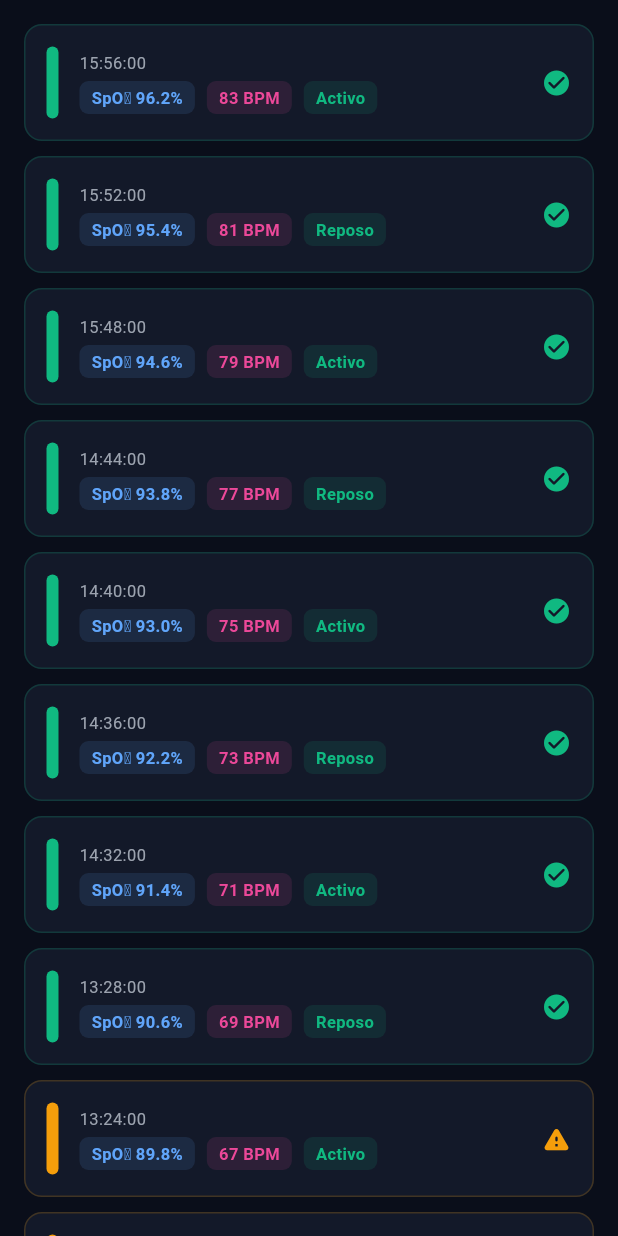
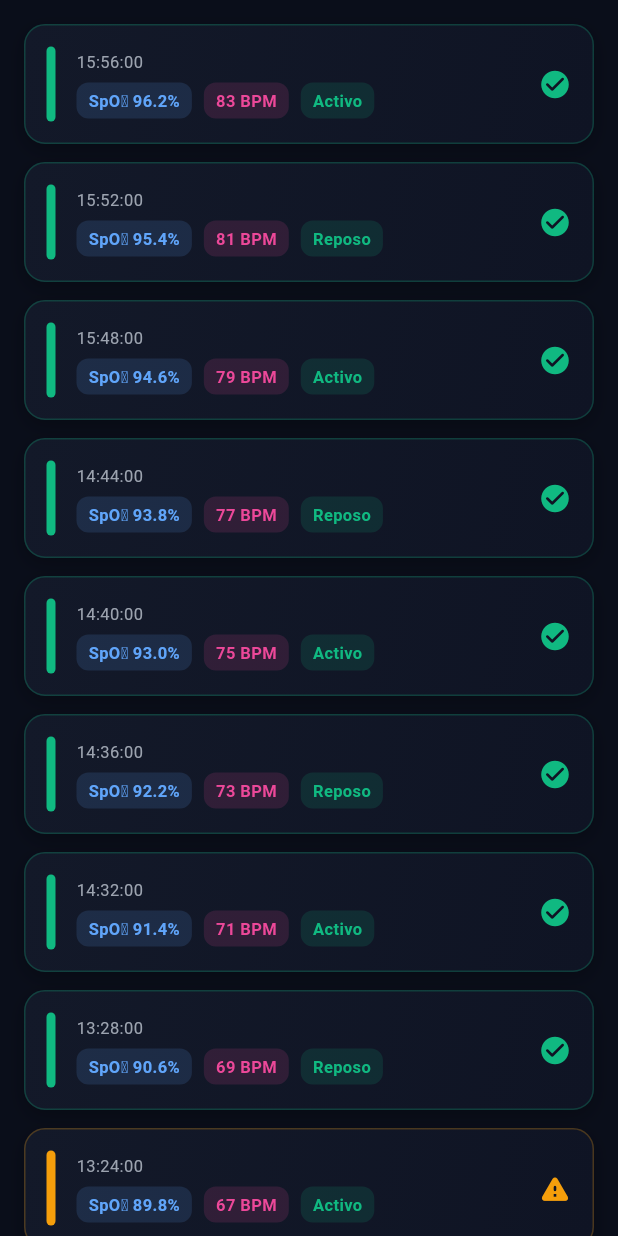
Before and after one commit to jhanpooldev/smart-overdose-detector, a Flutter app: the HistorialScreen screen opened directly, on a phone screen of 412 x 824 dp. Run offline on Flutter 3.47's test engine with Material 3 defaults, Android fonts, the phone set to English and light mode, and no system bars.

Commit message:
Cambios de historial1

```diff
--- a/mobile/lib/presentation/screens/historial_screen.dart
+++ b/mobile/lib/presentation/screens/historial_screen.dart
@@ -1,5 +1,4 @@
 // lib/presentation/screens/historial_screen.dart
-// Pantalla de historial clínico — lecturas biométricas pasadas.
 
 import 'package:flutter/material.dart';
 
@@ -8,7 +7,6 @@ class HistorialScreen extends StatelessWidget {
 
   @override
   Widget build(BuildContext context) {
-    // En PMV2, esta lista se poblará desde el HttpClientAdapter → backend /api/v1/history
     final mockHistory = List.generate(15, (i) {
       final spo2 = 85.0 + (i * 0.8);
       final bpm = 55 + i * 2;
@@ -34,32 +32,49 @@ class HistorialScreen extends StatelessWidget {
                 (context, index) {
                   final item = mockHistory[index];
                   final isRisk = item['isRisk'] as bool;
+
                   final accentColor = isRisk
                       ? const Color(0xFFF59E0B)
                       : const Color(0xFF10B981);
 
                   return Container(
-                    margin: const EdgeInsets.only(bottom: 10),
-                    padding: const EdgeInsets.all(14),
+                    margin: const EdgeInsets.only(bottom: 12),
                     decoration: BoxDecoration(
-                      color: const Color(0xFF131929),
-                      borderRadius: BorderRadius.circular(12),
+                      gradient: LinearGradient(
+                        colors: [
+                          const Color(0xFF131929),
+                          const Color(0xFF0F1424),
+                        ],
+                        begin: Alignment.topLeft,
+                        end: Alignment.bottomRight,
+                      ),
+                      borderRadius: BorderRadius.circular(14),
                       border: Border.all(
-                        color: accentColor.withOpacity(0.2),
+                        color: accentColor.withOpacity(0.25),
                         width: 1,
                       ),
+                      boxShadow: [
+                        BoxShadow(
+                          color: Colors.black.withOpacity(0.25),
+                          blurRadius: 10,
+                          offset: const Offset(0, 4),
+                        )
+                      ],
                     ),
+                    child: Padding(
+                      padding: const EdgeInsets.all(14),
                       child: Row(
                         children: [
                           Container(
-                          width: 8,
-                          height: 48,
+                            width: 6,
+                            height: 50,
                             decoration: BoxDecoration(
                               color: accentColor,
-                            borderRadius: BorderRadius.circular(4),
+                              borderRadius: BorderRadius.circular(10),
                             ),
                           ),
                           const SizedBox(width: 14),
+
                           Expanded(
                             child: Column(
                               crossAxisAlignment: CrossAxisAlignment.start,
@@ -71,7 +86,7 @@ class HistorialScreen extends StatelessWidget {
                                     fontSize: 11,
                                   ),
                                 ),
-                              const SizedBox(height: 4),
+                                const SizedBox(height: 6),
                                 Row(
                                   children: [
                                     _pill('SpO₂ ${item['spo2']}%', const Color(0xFF60A5FA)),
@@ -87,12 +102,16 @@ class HistorialScreen extends StatelessWidget {
                               ],
                             ),
                           ),
+
                           Icon(
-                          isRisk ? Icons.warning_rounded : Icons.check_circle_rounded,
+                            isRisk
+                                ? Icons.warning_rounded
+                                : Icons.check_circle_rounded,
                             color: accentColor,
-                          size: 20,
+                            size: 22,
                           ),
                         ],
+                      ),
                     ),
                   );
                 },
@@ -107,14 +126,18 @@ class HistorialScreen extends StatelessWidget {
 
   Widget _pill(String text, Color color) {
     return Container(
-      padding: const EdgeInsets.symmetric(horizontal: 8, vertical: 3),
+      padding: const EdgeInsets.symmetric(horizontal: 8, vertical: 4),
       decoration: BoxDecoration(
-        color: color.withOpacity(0.12),
-        borderRadius: BorderRadius.circular(6),
+        color: color.withOpacity(0.14),
+        borderRadius: BorderRadius.circular(8),
       ),
       child: Text(
         text,
-        style: TextStyle(color: color, fontSize: 11, fontWeight: FontWeight.w600),
+        style: TextStyle(
+          color: color,
+          fontSize: 11,
+          fontWeight: FontWeight.w600,
+        ),
       ),
     );
   }
```
Lines whose indentation alone changed are shown as unchanged.
